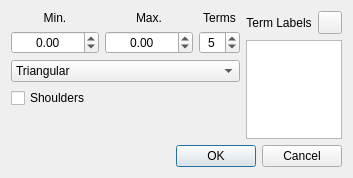
Old version of the form qtfuzzylite/ui/Wizard.ui in the repository fuzzylite/fuzzylite.
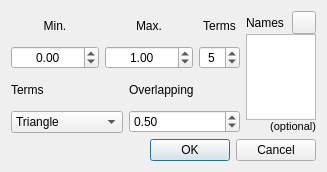
New version of the form. Icons and pictures are not drawn.

Commit message: Some changes to fuzzylite (e.g. copy terms, constructors, moving here and there. Working on control in UI

```diff
--- a/qtfuzzylite/ui/Wizard.ui
+++ b/qtfuzzylite/ui/Wizard.ui
@@ -9,8 +9,8 @@
    <rect>
     <x>0</x>
     <y>0</y>
-    <width>340</width>
-    <height>178</height>
+    <width>308</width>
+    <height>172</height>
    </rect>
   </property>
   <property name="sizePolicy">
@@ -94,6 +94,9 @@
              <property name="maximum">
               <double>999999999.000000000000000</double>
              </property>
+             <property name="value">
+              <double>1.000000000000000</double>
+             </property>
             </widget>
            </item>
           </layout>
@@ -139,38 +142,63 @@
        <item>
         <layout class="QVBoxLayout" name="verticalLayout_7">
          <item>
-          <widget class="QComboBox" name="cbx_lterm">
+          <layout class="QHBoxLayout" name="horizontalLayout_2">
+           <property name="topMargin">
+            <number>0</number>
+           </property>
            <item>
+            <layout class="QVBoxLayout" name="verticalLayout_9">
+             <property name="leftMargin">
+              <number>0</number>
+             </property>
+             <item>
+              <widget class="QLabel" name="label_2">
             <property name="text">
-             <string>Triangular</string>
-            </property>
+                <string>Terms</string>
+               </property>
+              </widget>
            </item>
            <item>
+              <widget class="QComboBox" name="cbx_term">
+               <item>
             <property name="text">
-             <string>Trapezoidal</string>
-            </property>
-           </item>
-          </widget>
-         </item>
+                 <string>Triangle</string>
+                </property>
+               </item>
+               <item>
+                <property name="text">
+                 <string>Trapezoid</string>
+                </property>
+               </item>
+              </widget>
+             </item>
+            </layout>
+           </item>
          <item>
-          <widget class="QCheckBox" name="chx_shoulders">
+            <layout class="QVBoxLayout" name="verticalLayout_8">
+             <item>
+              <widget class="QLabel" name="label">
            <property name="text">
-            <string>Shoulders</string>
+                <string>Overlapping</string>
            </property>
           </widget>
          </item>
          <item>
-          <spacer name="verticalSpacer">
-           <property name="orientation">
-            <enum>Qt::Vertical</enum>
-           </property>
-           <property name="sizeHint" stdset="0">
-            <size>
-             <width>20</width>
-             <height>40</height>
-            </size>
-           </property>
-          </spacer>
+              <widget class="QDoubleSpinBox" name="sbx_overlap">
+               <property name="maximum">
+                <double>1.000000000000000</double>
+               </property>
+               <property name="singleStep">
+                <double>0.100000000000000</double>
+               </property>
+               <property name="value">
+                <double>0.500000000000000</double>
+               </property>
+              </widget>
+             </item>
+            </layout>
+           </item>
+          </layout>
          </item>
         </layout>
        </item>
@@ -178,15 +206,18 @@
      </item>
      <item>
       <layout class="QVBoxLayout" name="verticalLayout_3">
+       <property name="spacing">
+        <number>0</number>
+       </property>
        <item>
         <layout class="QHBoxLayout" name="horizontalLayout_5">
          <item>
           <widget class="QLabel" name="lbl_term_labels">
            <property name="text">
-            <string>Term Labels</string>
+            <string>Names</string>
            </property>
            <property name="alignment">
-            <set>Qt::AlignCenter</set>
+            <set>Qt::AlignLeading|Qt::AlignLeft|Qt::AlignVCenter</set>
            </property>
           </widget>
          </item>
@@ -204,7 +235,22 @@
         </layout>
        </item>
        <item>
-        <widget class="QPlainTextEdit" name="ptx_term_labels"/>
+        <widget class="QPlainTextEdit" name="ptx_terms"/>
+       </item>
+       <item>
+        <widget class="QLabel" name="label_3">
+         <property name="font">
+          <font>
+           <pointsize>8</pointsize>
+          </font>
+         </property>
+         <property name="text">
+          <string>(optional)</string>
+         </property>
+         <property name="alignment">
+          <set>Qt::AlignBottom|Qt::AlignRight|Qt::AlignTrailing</set>
+         </property>
+        </widget>
        </item>
       </layout>
      </item>
```
Lines whose indentation alone changed are shown as unchanged. The commit also changes 67 other files.
